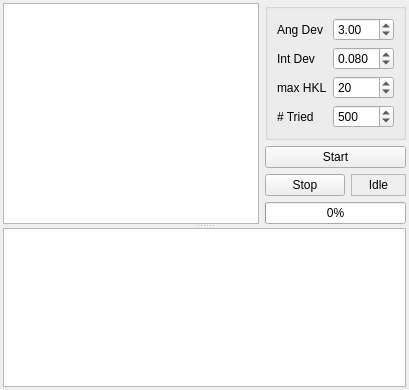
First picture: the form in ui/Indexdisplay.ui, repository jonasstein/clip, before the edit.
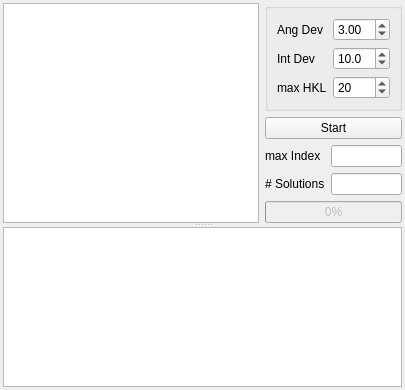
Second picture: the form after the edit. Icons and pictures are not drawn.

Patch:
```diff
--- a/ui/Indexdisplay.ui
+++ b/ui/Indexdisplay.ui
@@ -31,7 +31,7 @@
      </property>
      <widget class="QWidget" name="layoutWidget">
       <layout class="QGridLayout" name="gridLayout_2">
-       <item row="0" column="0" rowspan="5">
+       <item row="0" column="0" rowspan="6">
         <widget class="QTableView" name="SolutionSelector">
          <property name="sizePolicy">
           <sizepolicy hsizetype="MinimumExpanding" vsizetype="Expanding">
@@ -42,6 +42,9 @@
          <property name="editTriggers">
           <set>QAbstractItemView::NoEditTriggers</set>
          </property>
+         <property name="alternatingRowColors">
+          <bool>true</bool>
+         </property>
          <property name="selectionMode">
           <enum>QAbstractItemView::SingleSelection</enum>
          </property>
@@ -51,6 +54,9 @@
          <property name="sortingEnabled">
           <bool>true</bool>
          </property>
+         <attribute name="verticalHeaderVisible">
+          <bool>false</bool>
+         </attribute>
         </widget>
        </item>
        <item row="0" column="1" colspan="2">
@@ -89,16 +95,16 @@
           <item row="1" column="1">
            <widget class="QDoubleSpinBox" name="IntDev">
             <property name="decimals">
-             <number>3</number>
+             <number>1</number>
             </property>
             <property name="maximum">
-             <double>0.500000000000000</double>
+             <double>100.000000000000000</double>
             </property>
             <property name="singleStep">
              <double>0.010000000000000</double>
             </property>
             <property name="value">
-             <double>0.080000000000000</double>
+             <double>10.000000000000000</double>
             </property>
            </widget>
           </item>
@@ -122,29 +128,6 @@
             </property>
            </widget>
           </item>
-          <item row="3" column="0">
-           <widget class="QLabel" name="label_4">
-            <property name="text">
-             <string># Tried </string>
-            </property>
-           </widget>
-          </item>
-          <item row="3" column="1">
-           <widget class="QSpinBox" name="numberOfTried">
-            <property name="minimum">
-             <number>10</number>
-            </property>
-            <property name="maximum">
-             <number>99999</number>
-            </property>
-            <property name="singleStep">
-             <number>100</number>
-            </property>
-            <property name="value">
-             <number>500</number>
-            </property>
-           </widget>
-          </item>
          </layout>
         </widget>
        </item>
@@ -155,33 +138,7 @@
          </property>
         </widget>
        </item>
-       <item row="2" column="1">
-        <widget class="QPushButton" name="stopButton">
-         <property name="text">
-          <string>Stop</string>
-         </property>
-        </widget>
-       </item>
-       <item row="2" column="2">
-        <widget class="QLabel" name="runLabel">
-         <property name="autoFillBackground">
-          <bool>true</bool>
-         </property>
-         <property name="frameShape">
-          <enum>QFrame::StyledPanel</enum>
-         </property>
-         <property name="frameShadow">
-          <enum>QFrame::Sunken</enum>
-         </property>
-         <property name="text">
-          <string>Idle</string>
-         </property>
-         <property name="alignment">
-          <set>Qt::AlignCenter</set>
-         </property>
-        </widget>
-       </item>
-       <item row="4" column="1" colspan="2">
+       <item row="5" column="1" colspan="2">
         <spacer name="verticalSpacer">
          <property name="orientation">
           <enum>Qt::Vertical</enum>
@@ -194,25 +151,83 @@
          </property>
         </spacer>
        </item>
-       <item row="3" column="1" colspan="2">
+       <item row="4" column="1" colspan="2">
         <widget class="QProgressBar" name="progress">
          <property name="enabled">
-          <bool>true</bool>
+          <bool>false</bool>
          </property>
          <property name="value">
           <number>0</number>
          </property>
-         <property name="textDirection">
-          <enum>QProgressBar::TopToBottom</enum>
+        </widget>
+       </item>
+       <item row="2" column="1">
+        <widget class="QLabel" name="label_4">
+         <property name="text">
+          <string>max Index</string>
+         </property>
+        </widget>
+       </item>
+       <item row="3" column="1">
+        <widget class="QLabel" name="label_5">
+         <property name="text">
+          <string># Solutions</string>
+         </property>
+        </widget>
+       </item>
+       <item row="2" column="2">
+        <widget class="QLineEdit" name="maxIndex">
+         <property name="alignment">
+          <set>Qt::AlignRight|Qt::AlignTrailing|Qt::AlignVCenter</set>
+         </property>
+         <property name="readOnly">
+          <bool>true</bool>
+         </property>
+        </widget>
+       </item>
+       <item row="3" column="2">
+        <widget class="QLineEdit" name="solutionsCount">
+         <property name="enabled">
+          <bool>true</bool>
+         </property>
+         <property name="alignment">
+          <set>Qt::AlignRight|Qt::AlignTrailing|Qt::AlignVCenter</set>
+         </property>
+         <property name="readOnly">
+          <bool>true</bool>
          </property>
         </widget>
        </item>
       </layout>
      </widget>
      <widget class="QTableView" name="SolutionDisplay">
+      <property name="horizontalScrollBarPolicy">
+       <enum>Qt::ScrollBarAlwaysOff</enum>
+      </property>
+      <property name="editTriggers">
+       <set>QAbstractItemView::NoEditTriggers</set>
+      </property>
+      <property name="alternatingRowColors">
+       <bool>true</bool>
+      </property>
       <property name="selectionMode">
        <enum>QAbstractItemView::NoSelection</enum>
       </property>
+      <property name="selectionBehavior">
+       <enum>QAbstractItemView::SelectRows</enum>
+      </property>
+      <property name="sortingEnabled">
+       <bool>true</bool>
+      </property>
+      <attribute name="horizontalHeaderMinimumSectionSize">
+       <number>10</number>
+      </attribute>
+      <attribute name="horizontalHeaderShowSortIndicator" stdset="0">
+       <bool>true</bool>
+      </attribute>
+      <attribute name="verticalHeaderVisible">
+       <bool>false</bool>
+      </attribute>
      </widget>
     </widget>
    </item>
```
Left out of the diff: 2 changed lines with no effect on the pictures.
